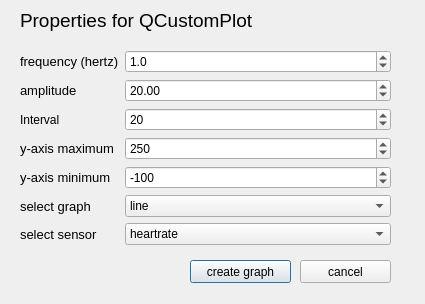
PCSchool/demonstrator, file screens/creategraphdialog.ui: the form before one commit.
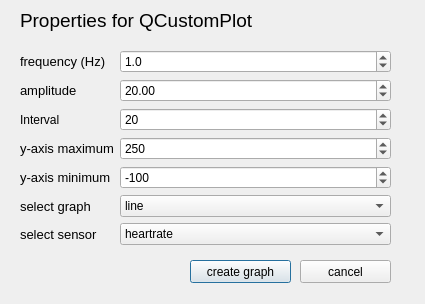
The form after the commit.

Commit message: update ui master branch

The edit to the form file:
```diff
--- a/screens/creategraphdialog.ui
+++ b/screens/creategraphdialog.ui
@@ -63,7 +63,7 @@
        </font>
       </property>
       <property name="text">
-       <string>frequency (hertz)</string>
+       <string>frequency (Hz)</string>
       </property>
      </widget>
     </item>
```
